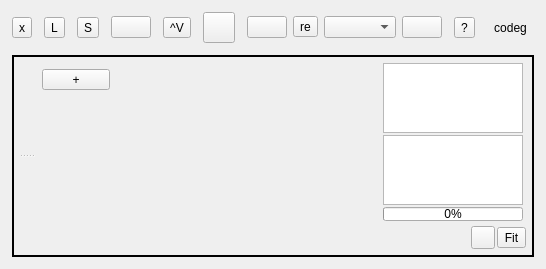
This is src/Ui/AppWindow.ui in NikolayRag/codeg as Qt 5 draws it before an edit. The edited form follows.
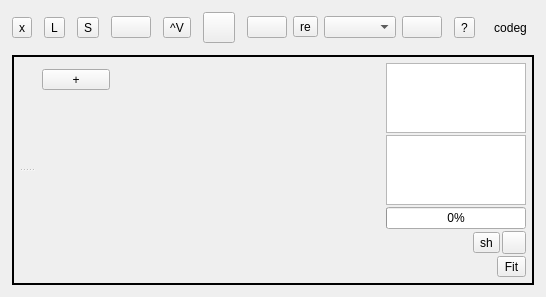
This is the edited form. Icons and pictures are not drawn.

Commit message: change split Tracer focus and shapes visibility

Diff of the .ui file:
```diff
--- a/src/Ui/AppWindow.ui
+++ b/src/Ui/AppWindow.ui
@@ -320,7 +320,225 @@
                 <property name="spacing">
                  <number>2</number>
                 </property>
-                <item row="0" column="2" rowspan="2">
+                <item row="0" column="2">
+                 <spacer name="verticalSpacer">
+                  <property name="orientation">
+                   <enum>Qt::Vertical</enum>
+                  </property>
+                  <property name="sizeHint" stdset="0">
+                   <size>
+                    <width>8</width>
+                    <height>0</height>
+                   </size>
+                  </property>
+                 </spacer>
+                </item>
+                <item row="0" column="3">
+                 <layout class="QHBoxLayout" name="horizontalLayout_3" stretch="1,0">
+                  <item>
+                   <spacer name="horizontalSpacer_2">
+                    <property name="orientation">
+                     <enum>Qt::Horizontal</enum>
+                    </property>
+                    <property name="sizeHint" stdset="0">
+                     <size>
+                      <width>40</width>
+                      <height>20</height>
+                     </size>
+                    </property>
+                   </spacer>
+                  </item>
+                  <item>
+                   <widget class="QWidget" name="layTrace" native="true">
+                    <layout class="QVBoxLayout" name="verticalLayout_7">
+                     <property name="spacing">
+                      <number>2</number>
+                     </property>
+                     <property name="leftMargin">
+                      <number>0</number>
+                     </property>
+                     <property name="topMargin">
+                      <number>0</number>
+                     </property>
+                     <property name="rightMargin">
+                      <number>0</number>
+                     </property>
+                     <property name="bottomMargin">
+                      <number>0</number>
+                     </property>
+                     <item>
+                      <widget class="QPlainTextEdit" name="frameDev">
+                       <property name="maximumSize">
+                        <size>
+                         <width>140</width>
+                         <height>16777215</height>
+                        </size>
+                       </property>
+                       <property name="frameShadow">
+                        <enum>QFrame::Plain</enum>
+                       </property>
+                       <property name="undoRedoEnabled">
+                        <bool>false</bool>
+                       </property>
+                       <property name="lineWrapMode">
+                        <enum>QPlainTextEdit::NoWrap</enum>
+                       </property>
+                       <property name="tabStopDistance">
+                        <double>80.000000000000000</double>
+                       </property>
+                      </widget>
+                     </item>
+                     <item>
+                      <widget class="QPlainTextEdit" name="labStats">
+                       <property name="maximumSize">
+                        <size>
+                         <width>140</width>
+                         <height>16777215</height>
+                        </size>
+                       </property>
+                       <property name="frameShadow">
+                        <enum>QFrame::Plain</enum>
+                       </property>
+                       <property name="verticalScrollBarPolicy">
+                        <enum>Qt::ScrollBarAlwaysOff</enum>
+                       </property>
+                       <property name="horizontalScrollBarPolicy">
+                        <enum>Qt::ScrollBarAlwaysOff</enum>
+                       </property>
+                       <property name="undoRedoEnabled">
+                        <bool>false</bool>
+                       </property>
+                       <property name="lineWrapMode">
+                        <enum>QPlainTextEdit::NoWrap</enum>
+                       </property>
+                      </widget>
+                     </item>
+                     <item>
+                      <widget class="QProgressBar" name="traceProg">
+                       <property name="sizePolicy">
+                        <sizepolicy hsizetype="MinimumExpanding" vsizetype="Fixed">
+                         <horstretch>0</horstretch>
+                         <verstretch>0</verstretch>
+                        </sizepolicy>
+                       </property>
+                       <property name="value">
+                        <number>0</number>
+                       </property>
+                      </widget>
+                     </item>
+                     <item>
+                      <layout class="QHBoxLayout" name="horizontalLayout">
+                       <item>
+                        <spacer name="horizontalSpacer_3">
+                         <property name="orientation">
+                          <enum>Qt::Horizontal</enum>
+                         </property>
+                         <property name="sizeHint" stdset="0">
+                          <size>
+                           <width>40</width>
+                           <height>20</height>
+                          </size>
+                         </property>
+                        </spacer>
+                       </item>
+                       <item>
+                        <widget class="QToolButton" name="btnTraceShapes">
+                         <property name="text">
+                          <string>sh</string>
+                         </property>
+                         <property name="checkable">
+                          <bool>true</bool>
+                         </property>
+                        </widget>
+                       </item>
+                       <item>
+                        <widget class="QToolButton" name="btnTraceLive">
+                         <property name="text">
+                          <string/>
+                         </property>
+                         <property name="icon">
+                          <iconset>
+                           <normaloff>resource/icon-focuspoint.svg</normaloff>resource/icon-focuspoint.svg</iconset>
+                         </property>
+                         <property name="checkable">
+                          <bool>true</bool>
+                         </property>
+                        </widget>
+                       </item>
+                      </layout>
+                     </item>
+                    </layout>
+                   </widget>
+                  </item>
+                 </layout>
+                </item>
+                <item row="0" column="1" rowspan="2">
+                 <layout class="QVBoxLayout" name="verticalLayout_4">
+                  <property name="spacing">
+                   <number>0</number>
+                  </property>
+                  <item>
+                   <layout class="QVBoxLayout" name="frameMark">
+                    <property name="spacing">
+                     <number>0</number>
+                    </property>
+                    <property name="sizeConstraint">
+                     <enum>QLayout::SetDefaultConstraint</enum>
+                    </property>
+                    <property name="leftMargin">
+                     <number>4</number>
+                    </property>
+                    <property name="topMargin">
+                     <number>4</number>
+                    </property>
+                    <property name="rightMargin">
+                     <number>4</number>
+                    </property>
+                    <property name="bottomMargin">
+                     <number>4</number>
+                    </property>
+                   </layout>
+                  </item>
+                  <item>
+                   <spacer name="verticalSpacer_5">
+                    <property name="orientation">
+                     <enum>Qt::Vertical</enum>
+                    </property>
+                    <property name="sizeHint" stdset="0">
+                     <size>
+                      <width>20</width>
+                      <height>40</height>
+                     </size>
+                    </property>
+                   </spacer>
+                  </item>
+                 </layout>
+                </item>
+                <item row="1" column="2" colspan="2">
+                 <layout class="QHBoxLayout" name="horizontalLayout_2">
+                  <item>
+                   <spacer name="horizontalSpacer_4">
+                    <property name="orientation">
+                     <enum>Qt::Horizontal</enum>
+                    </property>
+                    <property name="sizeHint" stdset="0">
+                     <size>
+                      <width>40</width>
+                      <height>20</height>
+                     </size>
+                    </property>
+                   </spacer>
+                  </item>
+                  <item>
+                   <widget class="QToolButton" name="btnFit">
+                    <property name="text">
+                     <string>Fit</string>
+                    </property>
+                   </widget>
+                  </item>
+                 </layout>
+                </item>
+                <item row="0" column="0" rowspan="2">
                  <widget class="QWidget" name="widgetToolbar" native="true">
                   <property name="maximumSize">
                    <size>
@@ -403,7 +621,7 @@
                           <x>0</x>
                           <y>0</y>
                           <width>56</width>
-                          <height>108</height>
+                          <height>144</height>
                          </rect>
                         </property>
                         <property name="autoFillBackground">
@@ -476,191 +694,6 @@
                   </layout>
                  </widget>
                 </item>
-                <item row="1" column="7">
-                 <layout class="QHBoxLayout" name="horizontalLayout_2">
-                  <item>
-                   <widget class="QToolButton" name="btnTraceLive">
-                    <property name="text">
-                     <string/>
-                    </property>
-                    <property name="icon">
-                     <iconset>
-                      <normaloff>resource/icon-focuspoint.svg</normaloff>resource/icon-focuspoint.svg</iconset>
-                    </property>
-                    <property name="checkable">
-                     <bool>true</bool>
-                    </property>
-                   </widget>
-                  </item>
-                  <item>
-                   <widget class="QToolButton" name="btnFit">
-                    <property name="text">
-                     <string>Fit</string>
-                    </property>
-                   </widget>
-                  </item>
-                 </layout>
-                </item>
-                <item row="1" column="4" colspan="3">
-                 <spacer name="horizontalSpacer_4">
-                  <property name="orientation">
-                   <enum>Qt::Horizontal</enum>
-                  </property>
-                  <property name="sizeHint" stdset="0">
-                   <size>
-                    <width>40</width>
-                    <height>20</height>
-                   </size>
-                  </property>
-                 </spacer>
-                </item>
-                <item row="0" column="3" rowspan="2">
-                 <layout class="QVBoxLayout" name="verticalLayout_4">
-                  <property name="spacing">
-                   <number>0</number>
-                  </property>
-                  <item>
-                   <layout class="QVBoxLayout" name="frameMark">
-                    <property name="spacing">
-                     <number>0</number>
-                    </property>
-                    <property name="sizeConstraint">
-                     <enum>QLayout::SetDefaultConstraint</enum>
-                    </property>
-                    <property name="leftMargin">
-                     <number>4</number>
-                    </property>
-                    <property name="topMargin">
-                     <number>4</number>
-                    </property>
-                    <property name="rightMargin">
-                     <number>4</number>
-                    </property>
-                    <property name="bottomMargin">
-                     <number>4</number>
-                    </property>
-                   </layout>
-                  </item>
-                  <item>
-                   <spacer name="verticalSpacer_5">
-                    <property name="orientation">
-                     <enum>Qt::Vertical</enum>
-                    </property>
-                    <property name="sizeHint" stdset="0">
-                     <size>
-                      <width>20</width>
-                      <height>40</height>
-                     </size>
-                    </property>
-                   </spacer>
-                  </item>
-                 </layout>
-                </item>
-                <item row="0" column="6" colspan="2">
-                 <layout class="QGridLayout" name="layTrace">
-                  <property name="leftMargin">
-                   <number>3</number>
-                  </property>
-                  <property name="rightMargin">
-                   <number>3</number>
-                  </property>
-                  <property name="bottomMargin">
-                   <number>3</number>
-                  </property>
-                  <property name="horizontalSpacing">
-                   <number>3</number>
-                  </property>
-                  <item row="0" column="1">
-                   <widget class="QPlainTextEdit" name="frameDev">
-                    <property name="sizePolicy">
-                     <sizepolicy hsizetype="Expanding" vsizetype="Expanding">
-                      <horstretch>0</horstretch>
-                      <verstretch>0</verstretch>
-                     </sizepolicy>
-                    </property>
-                    <property name="maximumSize">
-                     <size>
-                      <width>140</width>
-                      <height>16777215</height>
-                     </size>
-                    </property>
-                    <property name="frameShadow">
-                     <enum>QFrame::Plain</enum>
-                    </property>
-                    <property name="lineWidth">
-                     <number>0</number>
-                    </property>
-                    <property name="undoRedoEnabled">
-                     <bool>false</bool>
-                    </property>
-                    <property name="lineWrapMode">
-                     <enum>QPlainTextEdit::NoWrap</enum>
-                    </property>
-                   </widget>
-                  </item>
-                  <item row="2" column="1">
-                   <widget class="QProgressBar" name="traceProg">
-                    <property name="maximumSize">
-                     <size>
-                      <width>140</width>
-                      <height>14</height>
-                     </size>
-                    </property>
-                    <property name="value">
-                     <number>0</number>
-                    </property>
-                   </widget>
-                  </item>
-                  <item row="1" column="1">
-                   <widget class="QPlainTextEdit" name="labStats">
-                    <property name="sizePolicy">
-                     <sizepolicy hsizetype="Expanding" vsizetype="Expanding">
-                      <horstretch>0</horstretch>
-                      <verstretch>0</verstretch>
-                     </sizepolicy>
-                    </property>
-                    <property name="maximumSize">
-                     <size>
-                      <width>140</width>
-                      <height>16777215</height>
-                     </size>
-                    </property>
-                    <property name="verticalScrollBarPolicy">
-                     <enum>Qt::ScrollBarAlwaysOff</enum>
-                    </property>
-                    <property name="horizontalScrollBarPolicy">
-                     <enum>Qt::ScrollBarAlwaysOff</enum>
-                    </property>
-                   </widget>
-                  </item>
-                 </layout>
-                </item>
-                <item row="0" column="5">
-                 <spacer name="horizontalSpacer_2">
-                  <property name="orientation">
-                   <enum>Qt::Horizontal</enum>
-                  </property>
-                  <property name="sizeHint" stdset="0">
-                   <size>
-                    <width>40</width>
-                    <height>20</height>
-                   </size>
-                  </property>
-                 </spacer>
-                </item>
-                <item row="0" column="4">
-                 <spacer name="verticalSpacer">
-                  <property name="orientation">
-                   <enum>Qt::Vertical</enum>
-                  </property>
-                  <property name="sizeHint" stdset="0">
-                   <size>
-                    <width>0</width>
-                    <height>0</height>
-                   </size>
-                  </property>
-                 </spacer>
-                </item>
                </layout>
               </widget>
              </item>
```
The commit also changes 1 other file.
